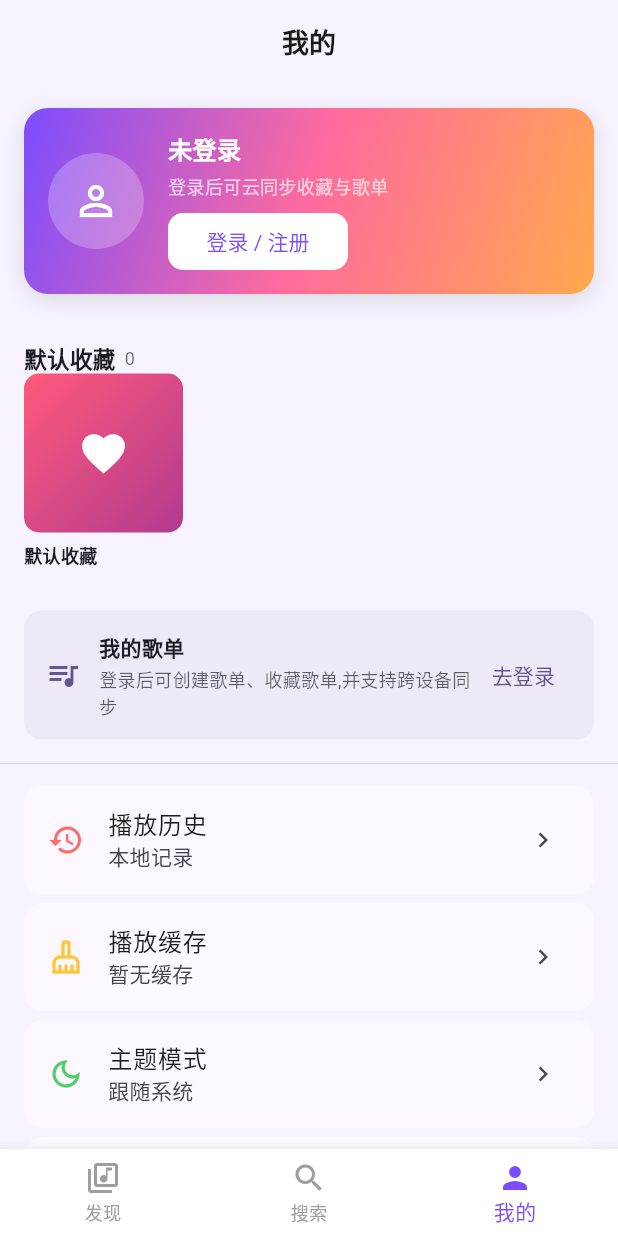
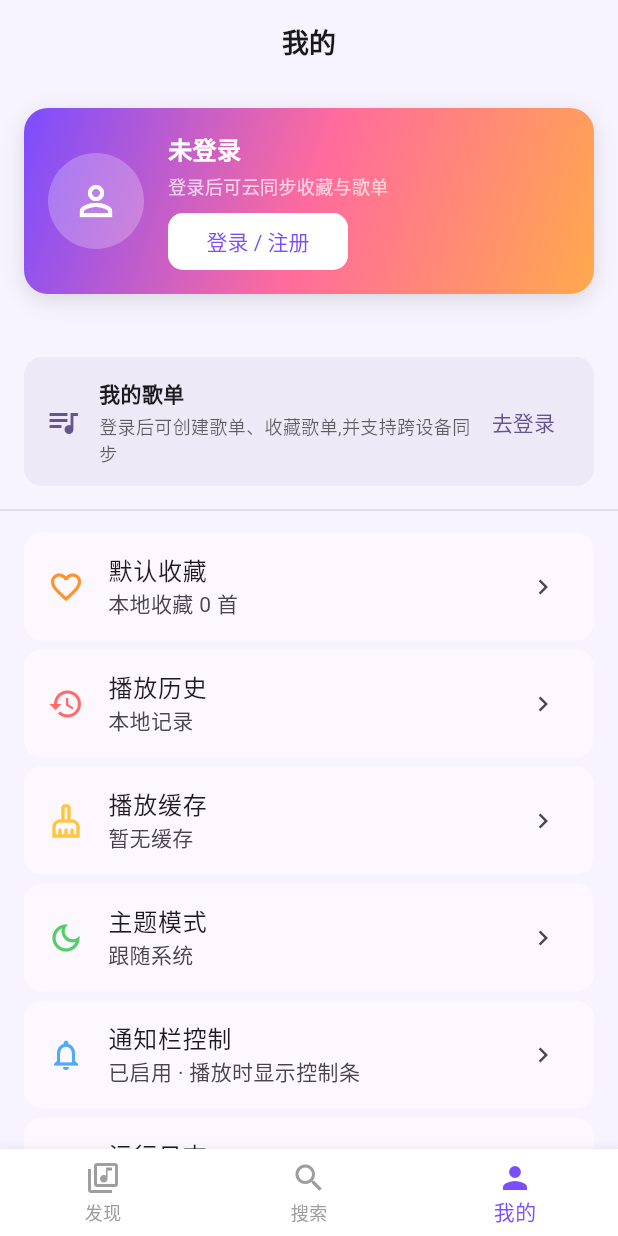
Before and after one commit to lcssdwl/yin, a Flutter app: the screen it shows after launch, item 3 of the bottom bar chosen, on a phone screen of 412 x 824 dp. Run offline on Flutter 3.47's test engine with Material 3 defaults, Android fonts, the phone set to English and light mode, and no system bars; our stand-ins replace audio_service, cached_network_image, dio, flutter_slidable, hive_flutter, just_audio and 4 more; missing offline and left inert: cryptography; accounts and stored records are empty; statements that could not run were skipped.

Commit message:
feat: 启动仅申请通知权限；游客默认收藏置于播放历史上方；播放页点击转盘切换完整歌词

```diff
--- a/flutter_app/lib/core/utils/permission_helper.dart
+++ b/flutter_app/lib/core/utils/permission_helper.dart
@@ -13,12 +13,8 @@ class PermissionHelper {
   static Future<void> requestOnStart() async {
     if (!Platform.isAndroid) return;
 
-    // 通知权限(Android 13+):缺失则不显示播放通知
+    // 仅申请通知权限(Android 13+):缺失则不显示播放通知
     await Permission.notification.request();
-
-    // 本地音乐读取:Android 13+ 用 audio,12 及以下用 storage
-    await Permission.audio.request();
-    await Permission.storage.request();
   }
 
   /// 仅申请通知权限,返回是否获得
--- a/flutter_app/lib/pages/home/library_page.dart
+++ b/flutter_app/lib/pages/home/library_page.dart
@@ -175,11 +175,21 @@ class LibraryPageState extends State<LibraryPage> {
               isCreated: false,
             ),
           ] else ...[
-            _guestFavoritesSection(context),
             _guestPlaylistEntry(context),
           ],
 
           const Divider(height: 24),
+
+          // 默认收藏(仅游客:免登录可收藏,登录后并入云端,故不显示)
+          if (!auth.isLoggedIn)
+            _buildTile(
+              context,
+              icon: Icons.favorite_outline,
+              iconColor: AppTheme.paletteAt(1),
+              title: '默认收藏',
+              subtitle: '本地收藏 ${StorageService.localFavorites.length} 首',
+              onTap: () => _openFavorites(context),
+            ),
 
           // 播放历史
           _buildTile(
@@ -985,44 +995,6 @@ class LibraryPageState extends State<LibraryPage> {
     );
   }
 
-  /// 游客态:本地「默认收藏」入口(免登录可用,数据存本地)
-  ///
-  /// 数据层(StorageService.localFavorites + PlayerProvider.toggleFavorite 游客分支)
-  /// 已经支持游客,这里只是在「我的」页把入口露出来 —— 登录前也能收藏、查看,
-  /// 登录后由 /user/sync 合并到云端(重复由后端去重)。
-  Widget _guestFavoritesSection(BuildContext context) {
-    final theme = Theme.of(context);
-    return Column(
-      crossAxisAlignment: CrossAxisAlignment.start,
-      children: [
-        Padding(
-          padding: const EdgeInsets.fromLTRB(16, 4, 6, 0),
-          child: Row(
-            children: [
-              const Text(
-                '默认收藏',
-                style: TextStyle(fontSize: 15, fontWeight: FontWeight.bold),
-              ),
-              const SizedBox(width: 6),
-              Text(
-                '${StorageService.localFavorites.length}',
-                style: TextStyle(fontSize: 12, color: theme.hintColor),
-              ),
-            ],
-          ),
-        ),
-        SizedBox(
-          height: 144,
-          child: ListView(
-            padding: const EdgeInsets.symmetric(horizontal: 16),
-            scrollDirection: Axis.horizontal,
-            children: [_favoritesCard(context)],
-          ),
-        ),
-      ],
-    );
-  }
-
   /// 游客态歌单引导
   Widget _guestPlaylistEntry(BuildContext context) {
     final theme = Theme.of(context);
```
Also changed, not shown: flutter_app/lib/main.dart (+7 -9 lines), flutter_app/lib/pages/player/player_page.dart (+57 -8 lines).
